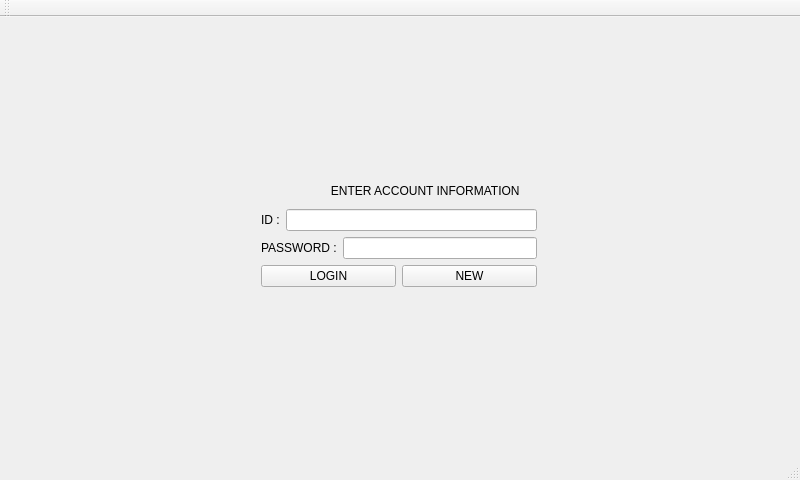
This is PhoeVersion/Qt_Creator/projectPHOE/phoe.ui in jdsalguer/senior_project as Qt 5 draws it before an edit. The edited form follows.
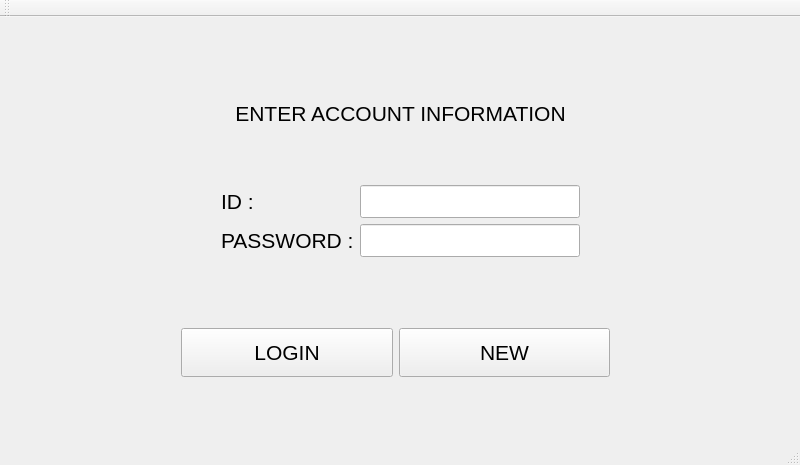
This is the edited form.

What changed in the file:
```diff
--- a/PhoeVersion/Qt_Creator/projectPHOE/phoe.ui
+++ b/PhoeVersion/Qt_Creator/projectPHOE/phoe.ui
@@ -7,7 +7,7 @@
     <x>0</x>
     <y>0</y>
     <width>800</width>
-    <height>480</height>
+    <height>465</height>
    </rect>
   </property>
   <property name="windowTitle">
@@ -17,52 +17,107 @@
    <widget class="QWidget" name="layoutWidget">
     <property name="geometry">
      <rect>
-      <x>250</x>
-      <y>150</y>
-      <width>298</width>
-      <height>131</height>
+      <x>210</x>
+      <y>20</y>
+      <width>381</width>
+      <height>231</height>
      </rect>
     </property>
-    <layout class="QVBoxLayout" name="verticalLayout">
+    <layout class="QVBoxLayout" name="verticalLayout_3">
      <item>
       <widget class="QLabel" name="label">
+       <property name="font">
+        <font>
+         <pointsize>16</pointsize>
+        </font>
+       </property>
        <property name="text">
-        <string>                     ENTER ACCOUNT INFORMATION</string>
+        <string>ENTER ACCOUNT INFORMATION</string>
+       </property>
+       <property name="alignment">
+        <set>Qt::AlignCenter</set>
        </property>
       </widget>
      </item>
      <item>
-      <layout class="QHBoxLayout" name="horizontalLayout">
+      <layout class="QHBoxLayout" name="horizontalLayout_2">
+       <item>
+        <layout class="QVBoxLayout" name="verticalLayout_2">
        <item>
         <widget class="QLabel" name="label_2">
+           <property name="font">
+            <font>
+             <pointsize>16</pointsize>
+            </font>
+           </property>
          <property name="text">
           <string>ID :</string>
          </property>
         </widget>
        </item>
        <item>
-        <widget class="QLineEdit" name="IDlineEdit"/>
-       </item>
-      </layout>
-     </item>
-     <item>
-      <layout class="QHBoxLayout" name="horizontalLayout_2">
-       <item>
         <widget class="QLabel" name="label_3">
+           <property name="font">
+            <font>
+             <pointsize>16</pointsize>
+            </font>
+           </property>
          <property name="text">
           <string>PASSWORD :</string>
          </property>
         </widget>
        </item>
+        </layout>
+       </item>
        <item>
-        <widget class="QLineEdit" name="PASSlineEdit"/>
-       </item>
-      </layout>
-     </item>
-     <item>
-      <layout class="QHBoxLayout" name="horizontalLayout_3">
+        <layout class="QVBoxLayout" name="verticalLayout">
+         <item>
+          <widget class="QLineEdit" name="IDlineEdit">
+           <property name="font">
+            <font>
+             <pointsize>16</pointsize>
+            </font>
+           </property>
+          </widget>
+         </item>
+         <item>
+          <widget class="QLineEdit" name="PASSlineEdit">
+           <property name="font">
+            <font>
+             <pointsize>16</pointsize>
+            </font>
+           </property>
+          </widget>
+         </item>
+        </layout>
+       </item>
+      </layout>
+     </item>
+    </layout>
+   </widget>
+   <widget class="QWidget" name="">
+    <property name="geometry">
+     <rect>
+      <x>170</x>
+      <y>300</y>
+      <width>451</width>
+      <height>71</height>
+     </rect>
+    </property>
+    <layout class="QHBoxLayout" name="horizontalLayout">
        <item>
         <widget class="QPushButton" name="loginButton">
+       <property name="sizePolicy">
+        <sizepolicy hsizetype="Minimum" vsizetype="Expanding">
+         <horstretch>0</horstretch>
+         <verstretch>0</verstretch>
+        </sizepolicy>
+       </property>
+       <property name="font">
+        <font>
+         <pointsize>16</pointsize>
+        </font>
+       </property>
          <property name="text">
           <string>LOGIN</string>
          </property>
@@ -70,12 +125,21 @@
        </item>
        <item>
         <widget class="QPushButton" name="newButton">
+       <property name="sizePolicy">
+        <sizepolicy hsizetype="Minimum" vsizetype="Expanding">
+         <horstretch>0</horstretch>
+         <verstretch>0</verstretch>
+        </sizepolicy>
+       </property>
+       <property name="font">
+        <font>
+         <pointsize>16</pointsize>
+        </font>
+       </property>
          <property name="text">
           <string>NEW</string>
          </property>
         </widget>
-       </item>
-      </layout>
      </item>
     </layout>
    </widget>
```
Lines whose indentation alone changed are shown as unchanged.
